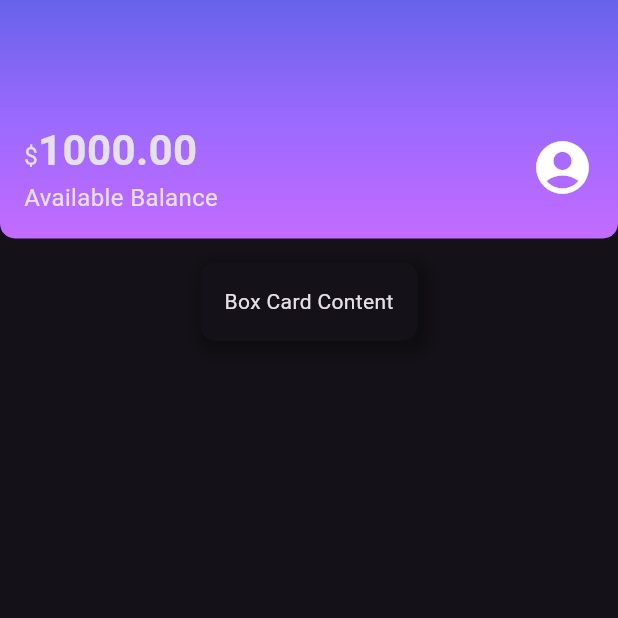
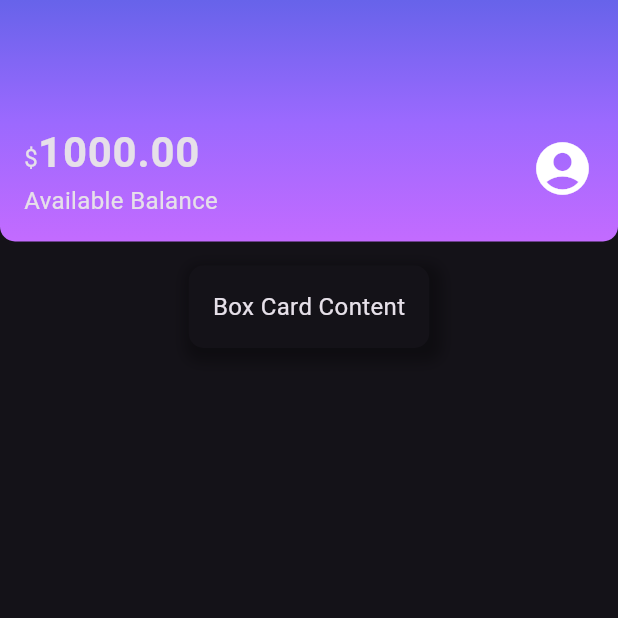
Before and after one commit to Chikrem/flutter_layouts, a Flutter app: the screen it shows after launch, on a phone screen of 412 x 824 dp, the top half of it. Run offline on Flutter 3.47's test engine with Material 3 defaults, Android fonts, the phone set to English and light mode, and no system bars.

Commit message:
Temas de Tipografia

```diff
--- a/lib/components/sections/header.dart
+++ b/lib/components/sections/header.dart
@@ -15,31 +15,30 @@ class Header extends StatelessWidget {
         ),
         borderRadius: BorderRadius.vertical(bottom: Radius.circular(10.0),),
       ),
-      child: const Padding(
+      child: Padding(
         padding:
-            EdgeInsets.only(top: 80.0, left: 16.0, right: 16.0, bottom: 16.0),
+            const EdgeInsets.only(top: 80.0, left: 16.0, right: 16.0, bottom: 16.0),
         child:
             Row(mainAxisAlignment: MainAxisAlignment.spaceBetween, children: [
           Column(crossAxisAlignment: CrossAxisAlignment.start, children: [
             Text.rich(
               TextSpan(
                 text: '\$',
-                style: TextStyle(fontSize: 16.00),
+                // style: TextStyle(fontSize: 16.00),
                 children: [
                   TextSpan(
                     text: '1000.00',
-                    style:
-                        TextStyle(fontSize: 28.00, fontWeight: FontWeight.bold),
+                    style: Theme.of(context).textTheme.bodyLarge,
                   ),
                 ],
               ),
             ),
-            Text(
+            const Text(
               'Available Balance',
-              style: TextStyle(fontSize: 16.00),
+              // style: TextStyle(fontSize: 16.00),
             ),
           ]),
-          Icon(
+          const Icon(
             Icons.account_circle,
             size: 42.00,
           ),
--- a/lib/themes/my_theme.dart
+++ b/lib/themes/my_theme.dart
@@ -6,4 +6,9 @@ ThemeData myTheme = ThemeData(
   primarySwatch: ThemeColors.primaryColor,
   brightness: Brightness.dark,
 
+  textTheme: const TextTheme(
+    bodyMedium: TextStyle(fontSize: 16.0),
+    bodyLarge: TextStyle(fontSize: 28.0, fontWeight: FontWeight.bold),
+  ),
+
 );
```
